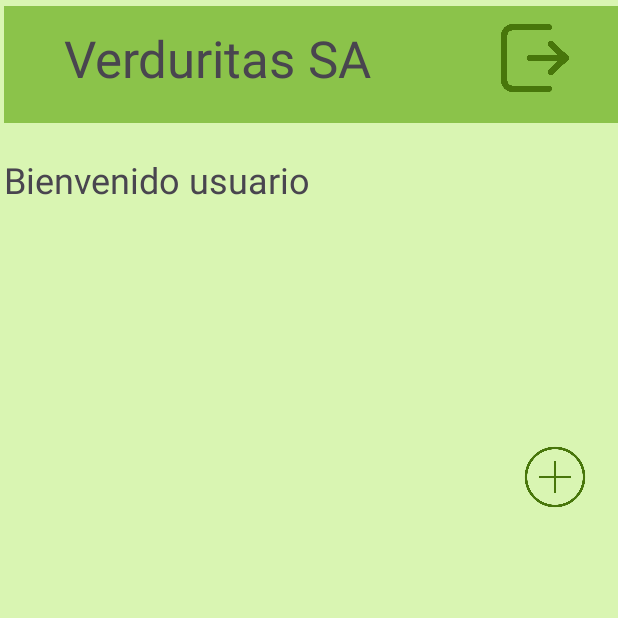
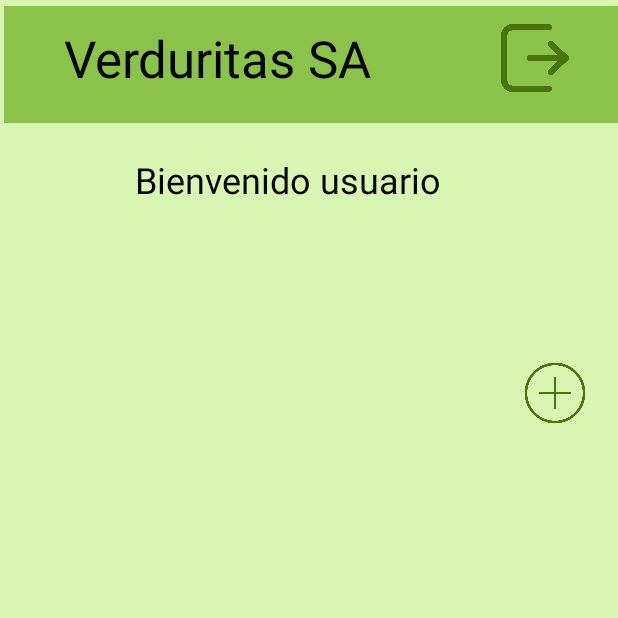
Before and after one commit to yskaaren/Verduritas-SA-Karen-Gutierrez, an Android app: the ListaCultivoActivity screen opened directly, with no data from a screen before it, on a phone screen of 412 x 824 dp, the top half of it. Run offline under Robolectric (Android 15) with nearby library versions, the phone set to English and light mode, and no system bars; our stand-ins replace Firebase (no records; nobody signed in at launch, a user with empty details on screens opened directly).

Commit message:
arreglo3

```diff
--- a/app/src/main/res/layout/activity_editar_cultivo.xml
+++ b/app/src/main/res/layout/activity_editar_cultivo.xml
@@ -10,6 +10,7 @@
         android:layout_width="match_parent"
         android:layout_height="wrap_content"
         android:hint="Nombre del cultivo"
+        android:textColor="@color/black"
         android:text="Nombre del cultivo"
         android:inputType="text"/>
 
--- a/app/src/main/res/layout/activity_formulario_cultivo.xml
+++ b/app/src/main/res/layout/activity_formulario_cultivo.xml
@@ -24,6 +24,7 @@
             android:id="@+id/alias"
             android:layout_width="match_parent"
             android:layout_height="wrap_content"
+            android:textColor="@color/black"
             android:layout_marginTop="10dp"
             android:background="@drawable/edittext_background"
             android:hint="Alias"
--- a/app/src/main/res/layout/activity_lista_cultivos.xml
+++ b/app/src/main/res/layout/activity_lista_cultivos.xml
@@ -27,25 +27,27 @@
         android:layout_marginTop="16dp"
         android:text="Verduritas SA"
         android:textSize="34sp"
+        android:textColor="@color/black"
         app:layout_constraintEnd_toEndOf="parent"
         app:layout_constraintStart_toStartOf="parent"
         app:layout_constraintTop_toTopOf="parent" />
 
     <LinearLayout
         android:id="@+id/linearLayout"
-        android:layout_width="409dp"
-        android:layout_height="58dp"
+        android:layout_width="306dp"
+        android:layout_height="50dp"
         android:layout_marginTop="36dp"
         android:orientation="vertical"
         app:layout_constraintEnd_toEndOf="parent"
-        app:layout_constraintHorizontal_bias="1.0"
+        app:layout_constraintHorizontal_bias="0.847"
         app:layout_constraintStart_toStartOf="parent"
         app:layout_constraintTop_toBottomOf="@+id/textView">
 
         <TextView
             android:id="@+id/textBienvenida"
-            android:layout_width="match_parent"
+            android:layout_width="266dp"
             android:layout_height="wrap_content"
+            android:textColor="@color/black"
             android:text="Bienvenido usuario"
             android:textSize="24sp" />
     </LinearLayout>
@@ -59,19 +61,15 @@
         app:layout_constraintStart_toStartOf="parent"
         app:layout_constraintEnd_toEndOf="parent"
         android:layout_marginTop="100dp"
-        android:layout_marginBottom="16dp" /><![CDATA[
-
-    />
-
-
-
-    ]]>
+        android:layout_marginBottom="16dp"
+        android:textColor="@color/black"
+        />
 
     <ImageButton
         android:id="@+id/btnAgregarCultivo"
         android:layout_width="54dp"
         android:layout_height="44dp"
-        android:layout_marginBottom="484dp"
+        android:layout_marginBottom="540dp"
         android:adjustViewBounds="true"
         android:background="@null"
         android:contentDescription="Agregar Cultivo"
@@ -99,6 +97,6 @@
         app:layout_constraintStart_toStartOf="@+id/view"
         app:layout_constraintTop_toTopOf="parent"
         android:tint="@color/background_boton"/>
-        />
+
 
 </androidx.constraintlayout.widget.ConstraintLayout>
--- a/app/src/main/res/layout/activity_main.xml
+++ b/app/src/main/res/layout/activity_main.xml
@@ -31,6 +31,7 @@
             android:layout_height="wrap_content"
             android:minHeight="48dp"
             android:layout_marginTop="10dp"
+            android:textColor="@color/black"
             android:hint="Email"
             android:inputType="textEmailAddress"
             android:padding="10dp"
@@ -41,6 +42,7 @@
             android:layout_width="match_parent"
             android:layout_height="wrap_content"
             android:minHeight="48dp"
+            android:textColor="@color/black"
             android:hint="Contraseña"
             android:inputType="textPassword"
             android:padding="10dp"
--- a/app/src/main/res/layout/activity_registro.xml
+++ b/app/src/main/res/layout/activity_registro.xml
@@ -30,6 +30,7 @@
             android:id="@+id/emailEditText"
             android:layout_width="match_parent"
             android:layout_height="wrap_content"
+            android:textColor="@color/black"
             android:minHeight="48dp"
             android:layout_marginTop="10dp"
             android:inputType="textEmailAddress"
@@ -41,6 +42,7 @@
             android:id="@+id/nameEditText"
             android:layout_width="match_parent"
             android:layout_height="wrap_content"
+            android:textColor="@color/black"
             android:minHeight="48dp"
             android:layout_marginTop="10dp"
             android:inputType="textPersonName"
@@ -52,6 +54,7 @@
             android:id="@+id/countryEditText"
             android:layout_width="match_parent"
             android:layout_height="wrap_content"
+            android:textColor="@color/black"
             android:minHeight="48dp"
             android:layout_marginTop="10dp"
             android:inputType="text"
@@ -63,6 +66,7 @@
             android:id="@+id/genderEditText"
             android:layout_width="match_parent"
             android:layout_height="wrap_content"
+            android:textColor="@color/black"
             android:minHeight="48dp"
             android:layout_marginTop="10dp"
             android:inputType="text"
@@ -74,6 +78,7 @@
             android:id="@+id/passwordEditText"
             android:layout_width="match_parent"
             android:layout_height="wrap_content"
+            android:textColor="@color/black"
             android:hint="Contraseña"
             android:minHeight="48dp"
             android:layout_marginTop="10dp"
--- a/app/src/main/res/layout/item_cultivo.xml
+++ b/app/src/main/res/layout/item_cultivo.xml
@@ -14,6 +14,7 @@
         android:layout_height="wrap_content"
         android:layout_weight="1"
         android:text="Nombre del cultivo, Fecha, Fecha Cosecha"
+        android:textColor="@color/black"
         android:textSize="16sp"
         android:ellipsize="end"
         android:maxLines="2" />
```
